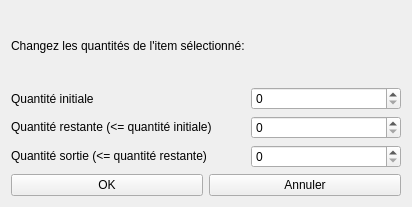
First picture: the form in popups/popuppchangeitemquantities.ui, repository diluxe01/Micro_Brico, before the edit.
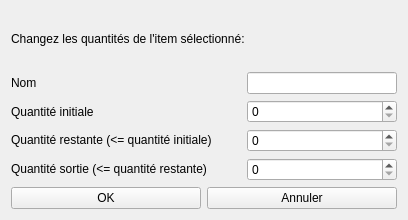
Second picture: the form after the edit.

The edit to the form file:
```diff
--- a/popups/popuppchangeitemquantities.ui
+++ b/popups/popuppchangeitemquantities.ui
@@ -6,8 +6,8 @@
    <rect>
     <x>0</x>
     <y>0</y>
-    <width>412</width>
-    <height>207</height>
+    <width>408</width>
+    <height>220</height>
    </rect>
   </property>
   <property name="windowTitle">
@@ -21,6 +21,27 @@
      </property>
     </widget>
    </item>
+   <item>
+    <layout class="QHBoxLayout" name="horizontalLayout_5">
+     <item>
+      <widget class="QLabel" name="label_nom">
+       <property name="text">
+        <string>Nom </string>
+       </property>
+      </widget>
+     </item>
+     <item>
+      <widget class="QLineEdit" name="lineEdit_nom">
+       <property name="maximumSize">
+        <size>
+         <width>150</width>
+         <height>16777215</height>
+        </size>
+       </property>
+      </widget>
+     </item>
+    </layout>
+   </item>
    <item>
     <layout class="QHBoxLayout" name="horizontalLayout_2">
      <item>
```
